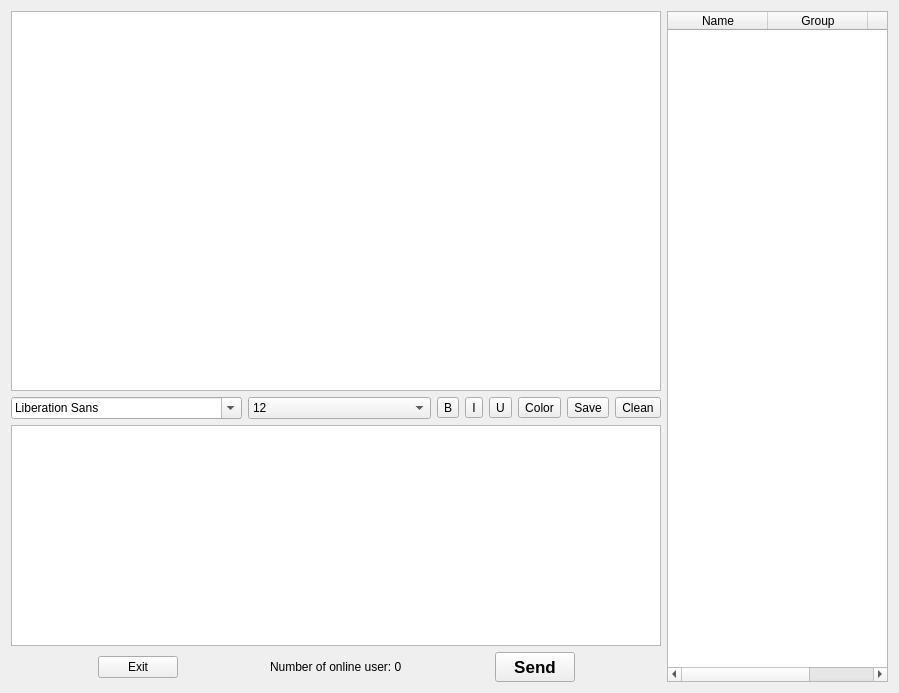
Above: PolyChatApp/chatboxwidget.ui from NekoSilverFox/PolyChat before the change. Below: the same form after it.
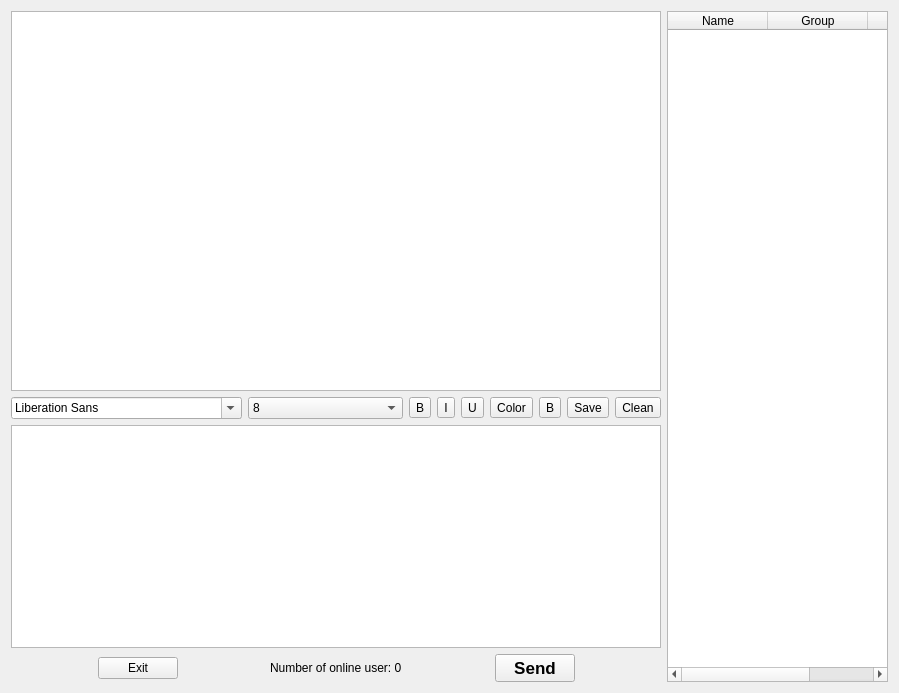
That is the form after the change. Icons and pictures are not drawn.

Commit message: Add send file function

The edit to the form file:
```diff
--- a/PolyChatApp/chatboxwidget.ui
+++ b/PolyChatApp/chatboxwidget.ui
@@ -87,7 +87,7 @@
             <item>
              <widget class="QComboBox" name="cbxFontSize">
               <property name="currentIndex">
-               <number>3</number>
+               <number>0</number>
               </property>
               <item>
                <property name="text">
@@ -229,6 +229,32 @@
               </property>
              </widget>
             </item>
+            <item>
+             <widget class="QToolButton" name="btnFileSend">
+              <property name="toolTip">
+               <string>Bold</string>
+              </property>
+              <property name="text">
+               <string>B</string>
+              </property>
+              <property name="icon">
+               <iconset resource="resource.qrc">
+                <normaloff>:/icon/icons/send-file.png</normaloff>:/icon/icons/send-file.png</iconset>
+              </property>
+              <property name="iconSize">
+               <size>
+                <width>20</width>
+                <height>20</height>
+               </size>
+              </property>
+              <property name="shortcut">
+               <string>Ctrl+B</string>
+              </property>
+              <property name="checkable">
+               <bool>false</bool>
+              </property>
+             </widget>
+            </item>
             <item>
              <widget class="QToolButton" name="btnSave">
               <property name="toolTip">
@@ -373,7 +399,7 @@
               <property name="minimumSize">
                <size>
                 <width>0</width>
-                <height>30</height>
+                <height>0</height>
                </size>
               </property>
               <property name="font">
```
Left out of the diff: 16 changed lines with no effect on the pictures. The commit also changes 5 other files.
